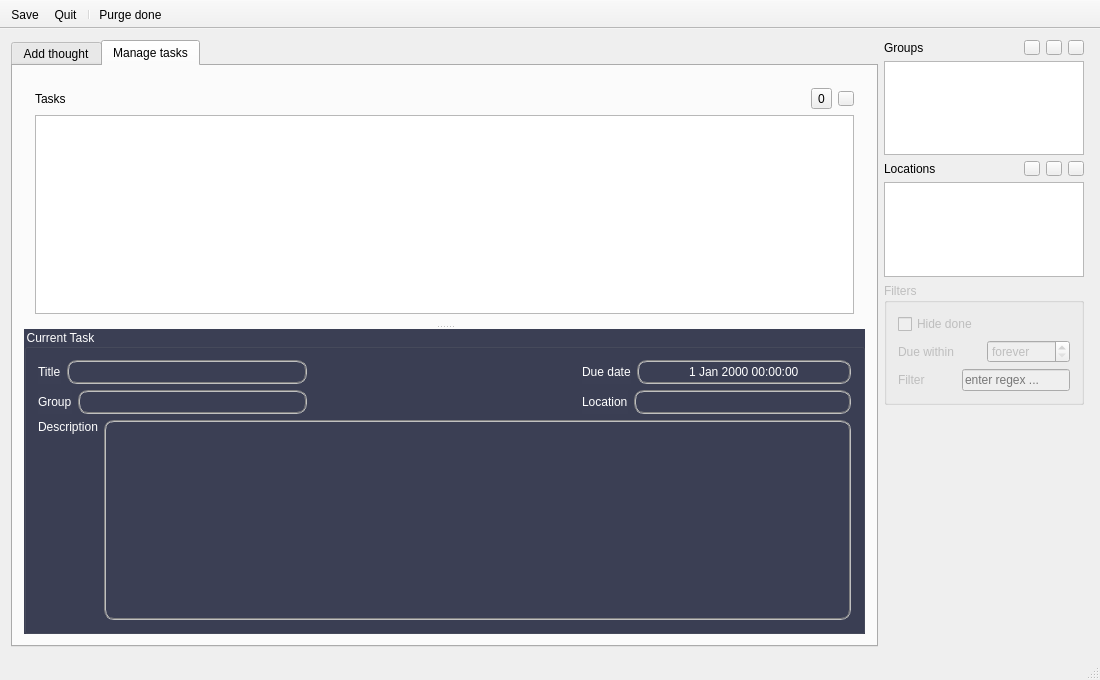
Before: the Qt Designer form MainWindow.ui in hheld/JustDoIt, drawn with Qt 5.
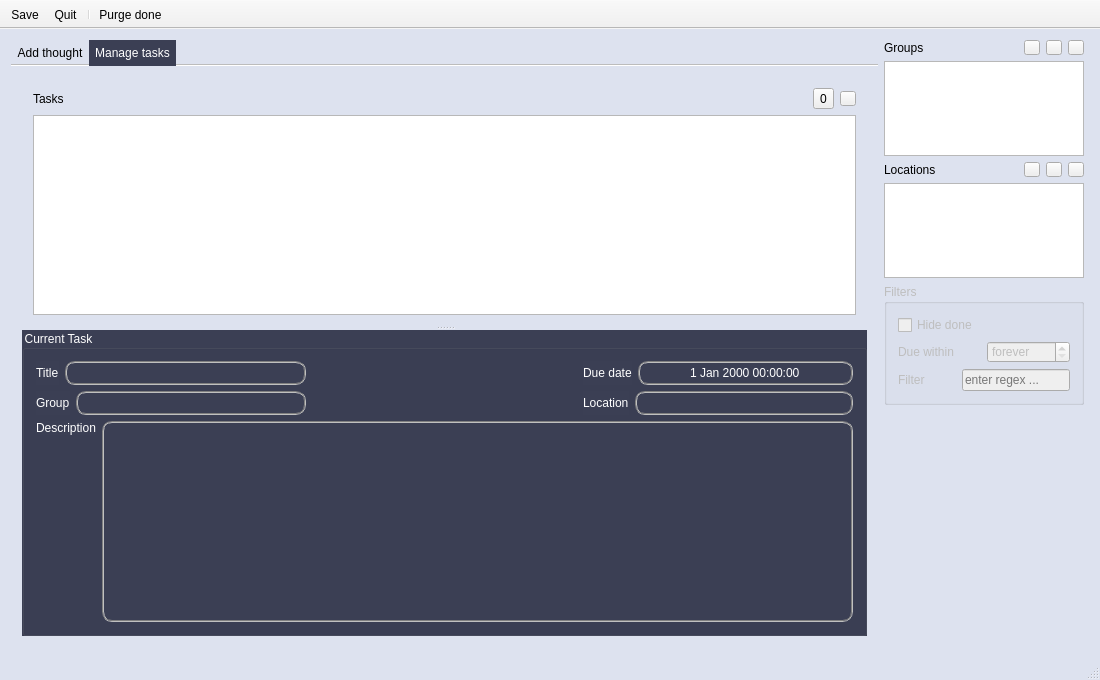
After: the same form once the commit is applied. Icons and pictures are not drawn. Custom widgets are drawn as their Qt base class.

Commit message: Added more colors; window is now centralized initially; using the default trash icon.

The edit to the form file:
```diff
--- a/MainWindow.ui
+++ b/MainWindow.ui
@@ -18,7 +18,10 @@
     <normaloff>:/icons/res/app.svg</normaloff>:/icons/res/app.svg</iconset>
   </property>
   <property name="styleSheet">
-   <string notr="true"/>
+   <string notr="true">QMainWindow
+{
+	background-color: rgb(221, 226, 239);
+}</string>
   </property>
   <widget class="QWidget" name="centralWidget">
    <layout class="QGridLayout" name="gridLayout_4">
@@ -26,9 +29,35 @@
      <layout class="QHBoxLayout" name="horizontalLayout_8">
       <item>
        <widget class="QTabWidget" name="tabWidget">
+        <property name="autoFillBackground">
+         <bool>false</bool>
+        </property>
+        <property name="styleSheet">
+         <string notr="true">QTabBar::tab
+{
+  background: transparent;
+  color: black;
+  padding: 6px;
+}
+
+ QTabBar::tab:selected
+{
+	background-color: rgb(59, 63, 84);
+	color: white;
+}</string>
+        </property>
+        <property name="tabPosition">
+         <enum>QTabWidget::North</enum>
+        </property>
+        <property name="tabShape">
+         <enum>QTabWidget::Rounded</enum>
+        </property>
         <property name="currentIndex">
          <number>1</number>
         </property>
+        <property name="documentMode">
+         <bool>true</bool>
+        </property>
         <widget class="QWidget" name="tab_quickEnter">
          <attribute name="title">
           <string>Add thought</string>
@@ -166,6 +195,9 @@
          </layout>
         </widget>
         <widget class="QWidget" name="tab_allTasks">
+         <property name="styleSheet">
+          <string notr="true"/>
+         </property>
          <attribute name="title">
           <string>Manage tasks</string>
          </attribute>
```
Left out of the diff: 3 changed lines with no effect on the pictures. The commit also changes 3 other files.
